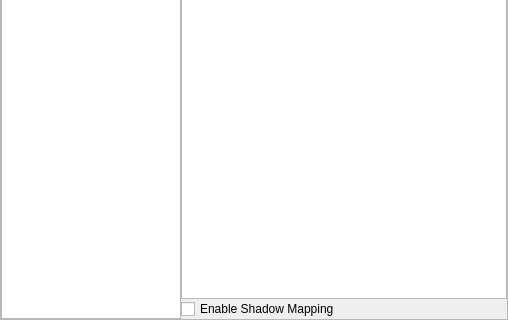
First picture: the form in plugins/Scenery3d/src/gui/scenery3dDialog.ui, repository 519984307/stellarium_src, before the edit; both pictures show x 0 to 508 and y 197 to 517 of the 508 by 517 pixel window.
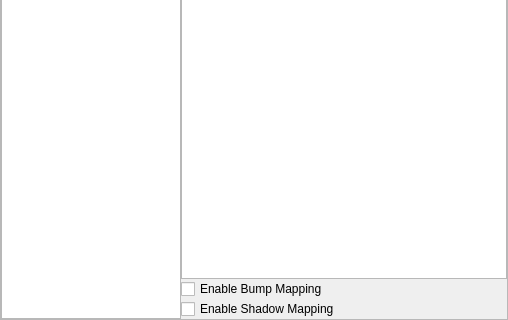
Second picture: the form after the edit. Custom widgets are drawn as their Qt base class.

Commit message: Added Bump Mapping ON/OFF (CTRL+B).

Patch:
```diff
--- a/plugins/Scenery3d/src/gui/scenery3dDialog.ui
+++ b/plugins/Scenery3d/src/gui/scenery3dDialog.ui
@@ -230,7 +230,7 @@
          <property name="spacing">
           <number>0</number>
          </property>
-         <item row="0" column="0" rowspan="3">
+         <item row="0" column="0" rowspan="4">
           <widget class="QListWidget" name="scenery3dListWidget">
            <property name="sizePolicy">
             <sizepolicy hsizetype="Preferred" vsizetype="Expanding">
@@ -290,18 +290,18 @@
             <string>&lt;!DOCTYPE HTML PUBLIC &quot;-//W3C//DTD HTML 4.0//EN&quot; &quot;http://www.w3.org/TR/REC-html40/strict.dtd&quot;&gt;
 &lt;html&gt;&lt;head&gt;&lt;meta name=&quot;qrichtext&quot; content=&quot;1&quot; /&gt;&lt;style type=&quot;text/css&quot;&gt;
 p, li { white-space: pre-wrap; }
-&lt;/style&gt;&lt;/head&gt;&lt;body style=&quot; font-family:'Sans'; font-size:10pt; font-weight:400; font-style:normal;&quot;&gt;
+&lt;/style&gt;&lt;/head&gt;&lt;body style=&quot; font-family:'MS Shell Dlg 2'; font-size:10pt; font-weight:400; font-style:normal;&quot;&gt;
 &lt;table border=&quot;0&quot; style=&quot;-qt-table-type: root; margin-top:4px; margin-bottom:4px; margin-left:4px; margin-right:4px;&quot;&gt;
 &lt;tr&gt;
 &lt;td style=&quot;border: none;&quot;&gt;
-&lt;p style=&quot; margin-top:0px; margin-bottom:0px; margin-left:0px; margin-right:0px; -qt-block-indent:0; text-indent:0px;&quot;&gt;&lt;span style=&quot; color:#ffffff;&quot;&gt;Test test&lt;/span&gt;&lt;/p&gt;&lt;/td&gt;&lt;/tr&gt;&lt;/table&gt;&lt;/body&gt;&lt;/html&gt;</string>
+&lt;p style=&quot; margin-top:0px; margin-bottom:0px; margin-left:0px; margin-right:0px; -qt-block-indent:0; text-indent:0px;&quot;&gt;&lt;span style=&quot; font-family:'Sans'; color:#ffffff;&quot;&gt;Test test&lt;/span&gt;&lt;/p&gt;&lt;/td&gt;&lt;/tr&gt;&lt;/table&gt;&lt;/body&gt;&lt;/html&gt;</string>
            </property>
            <property name="openExternalLinks">
             <bool>true</bool>
            </property>
           </widget>
          </item>
-         <item row="1" column="1">
+         <item row="2" column="1">
           <widget class="QCheckBox" name="checkBoxEnableShadows">
            <property name="enabled">
             <bool>true</bool>
@@ -317,6 +317,22 @@
            </property>
           </widget>
          </item>
+         <item row="1" column="1">
+          <widget class="QCheckBox" name="checkBoxEnableBump">
+           <property name="enabled">
+            <bool>true</bool>
+           </property>
+           <property name="text">
+            <string>Enable Bump Mapping</string>
+           </property>
+           <property name="checked">
+            <bool>false</bool>
+           </property>
+           <property name="tristate">
+            <bool>false</bool>
+           </property>
+          </widget>
+         </item>
         </layout>
        </widget>
       </item>
```
The commit also changes 6 other files.
